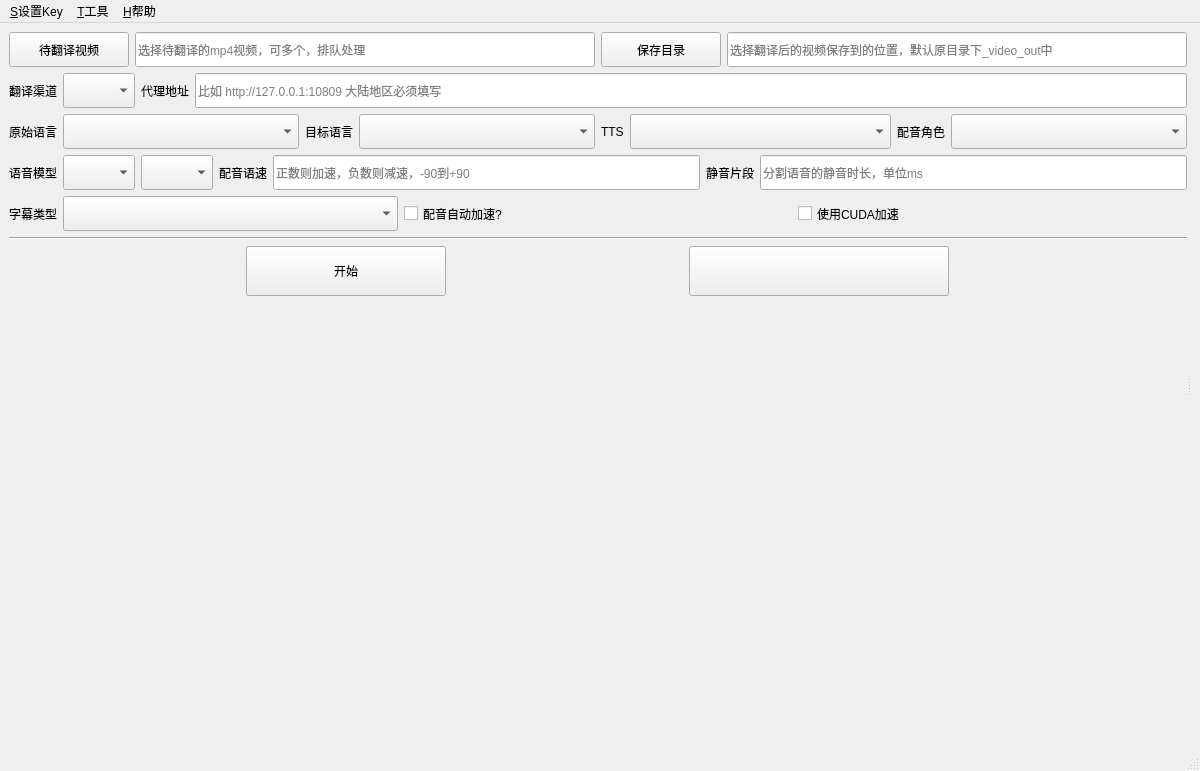
The window that videotrans/ui/cn.ui (thanhtan229/tinix-video-dubbing) describes before a commit, drawn with Qt 5.
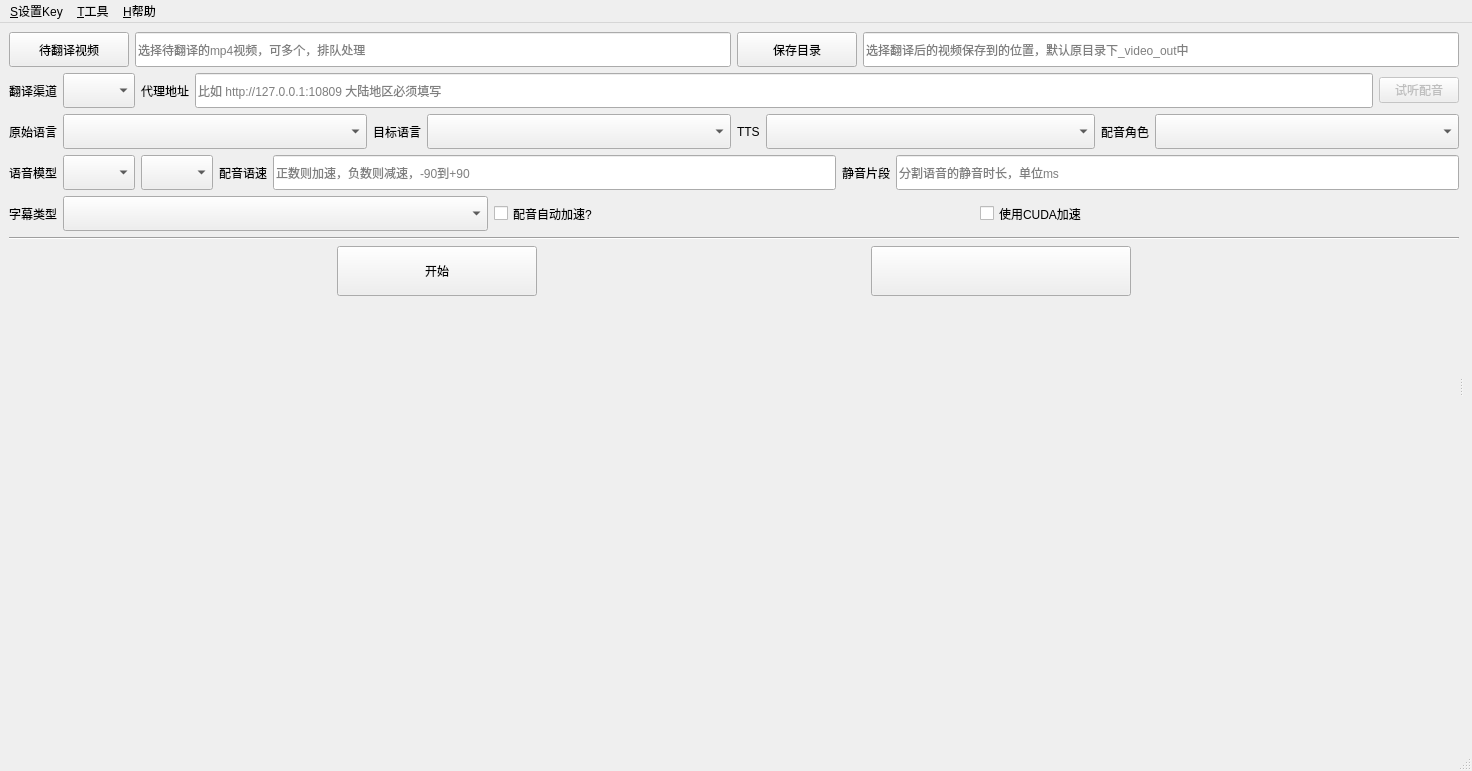
The same window after the commit.

Commit message: fixed bug and add listen voice role

Diff of the .ui file:
```diff
--- a/videotrans/ui/cn.ui
+++ b/videotrans/ui/cn.ui
@@ -6,7 +6,7 @@
    <rect>
     <x>0</x>
     <y>0</y>
-    <width>1200</width>
+    <width>1472</width>
     <height>771</height>
    </rect>
   </property>
@@ -177,6 +177,25 @@
               </item>
              </layout>
             </item>
+            <item>
+             <layout class="QVBoxLayout" name="listen_layout">
+              <item>
+               <widget class="QPushButton" name="listen_btn">
+                <property name="enabled">
+                 <bool>false</bool>
+                </property>
+                <property name="toolTip">
+                 <string>点击试听当前配音角色的发音
+生成配音可能需要数秒，请耐心等待
+</string>
+                </property>
+                <property name="text">
+                 <string>试听配音</string>
+                </property>
+               </widget>
+              </item>
+             </layout>
+            </item>
            </layout>
           </item>
           <item>
@@ -606,7 +625,7 @@
     <rect>
      <x>0</x>
      <y>0</y>
-     <width>1200</width>
+     <width>1472</width>
      <height>26</height>
     </rect>
    </property>
```
Left out of the diff: 7 changed lines with no effect on the pictures. The commit also changes 11 other files.
